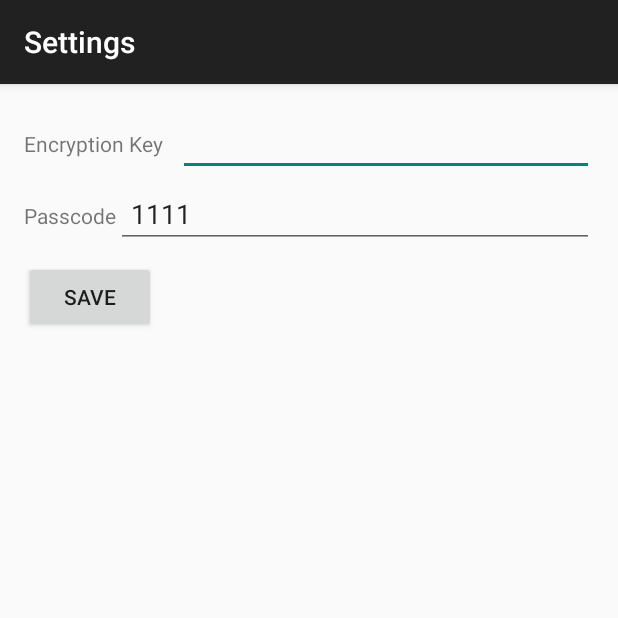
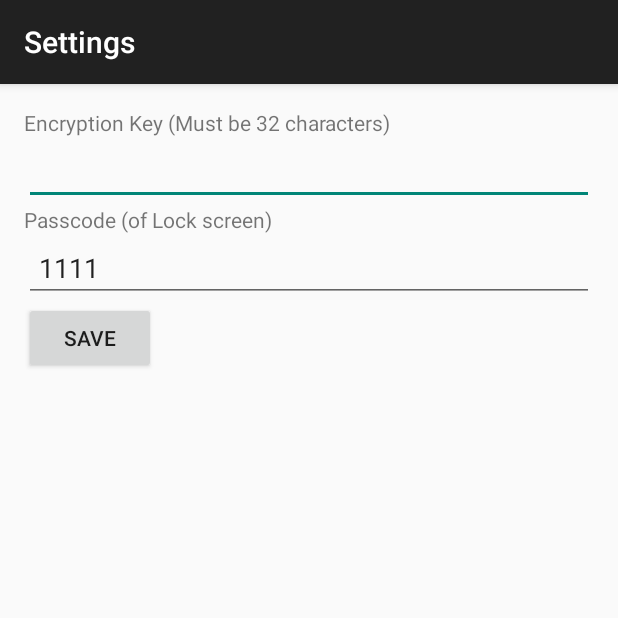
Before and after one commit to aidin36/simpletextcrypt, an Android app: the SettingsActivity screen opened directly, with no data from a screen before it, on a phone screen of 412 x 824 dp, the top half of it. Run offline under Robolectric (Android 15) with nearby library versions, the phone set to English and light mode, and no system bars.

Commit message:
Layout of Settings Activity revised.

```diff
--- a/app/src/main/res/layout/activity_settings.xml
+++ b/app/src/main/res/layout/activity_settings.xml
@@ -14,16 +14,11 @@
         android:layout_alignParentRight="true"
         android:layout_alignParentEnd="true">
 
-        <LinearLayout
-            android:orientation="horizontal"
-            android:layout_width="fill_parent"
-            android:layout_height="48dp">
-
         <TextView
             android:layout_width="wrap_content"
             android:layout_height="wrap_content"
             android:textAppearance="?android:attr/textAppearanceSmall"
-                android:text="Encryption Key"
+            android:text="@string/encryption_key_label"
             android:id="@+id/encryptionKeyTextView"
             android:paddingRight="10dp" />
 
@@ -32,18 +27,12 @@
             android:layout_height="wrap_content"
             android:id="@+id/encryptionKeyEditText"
             android:paddingLeft="10dp" />
-        </LinearLayout>
-
-        <LinearLayout
-            android:orientation="horizontal"
-            android:layout_width="fill_parent"
-            android:layout_height="54dp">
 
         <TextView
             android:layout_width="wrap_content"
             android:layout_height="wrap_content"
             android:textAppearance="?android:attr/textAppearanceSmall"
-                android:text="Passcode"
+            android:text="@string/passcode_label"
             android:id="@+id/passcodeTextView" />
 
         <EditText
@@ -54,13 +43,6 @@
             android:id="@+id/passcodeEditText"
             android:paddingLeft="10dp" />
 
-        </LinearLayout>
-
-        <LinearLayout
-            android:orientation="horizontal"
-            android:layout_width="fill_parent"
-            android:layout_height="fill_parent">
-
         <Button
             android:layout_width="wrap_content"
             android:layout_height="wrap_content"
@@ -68,5 +50,4 @@
             android:id="@+id/okButton"
             android:onClick="onSaveClicked" />
     </LinearLayout>
-    </LinearLayout>
 </RelativeLayout>
--- a/app/src/main/res/values/strings.xml
+++ b/app/src/main/res/values/strings.xml
@@ -12,4 +12,6 @@
     <string name="no_encryption_key_set_error">Encryption key doesn\'t set. Please see the settings.</string>
     <string name="unlockButtonText">Unlock</string>
     <string name="wrong_passcode_error">Entered passcode is wrong.</string>
+    <string name="encryption_key_label">Encryption Key (Must be 32 characters)</string>
+    <string name="passcode_label">Passcode (of Lock screen)</string>
 </resources>
```
Lines whose indentation alone changed are shown as unchanged.
